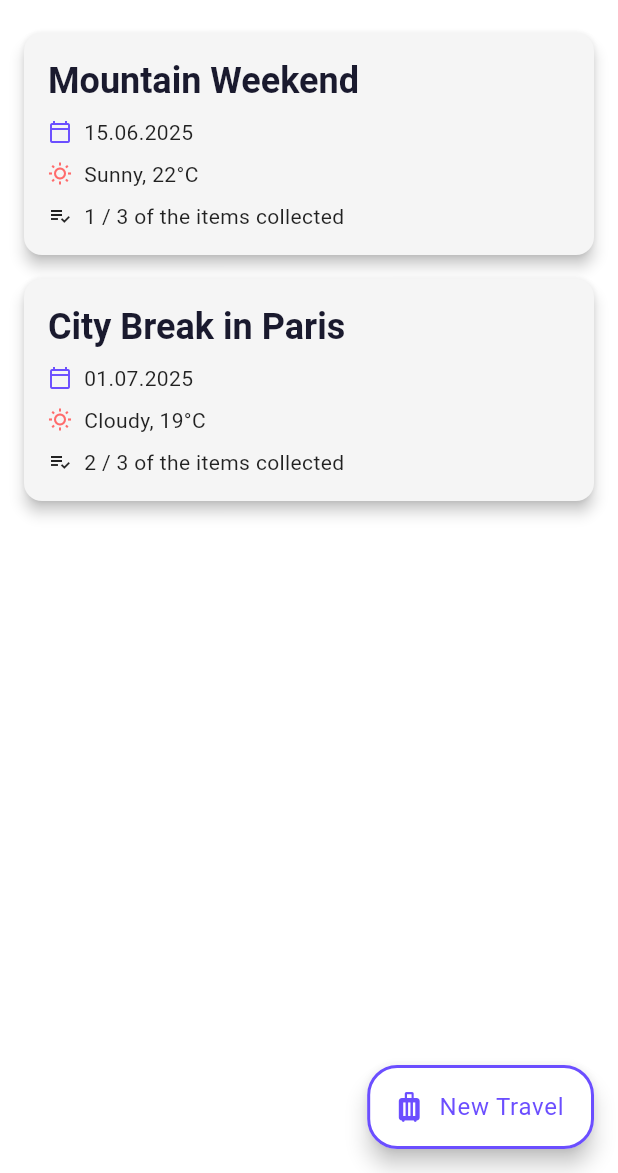
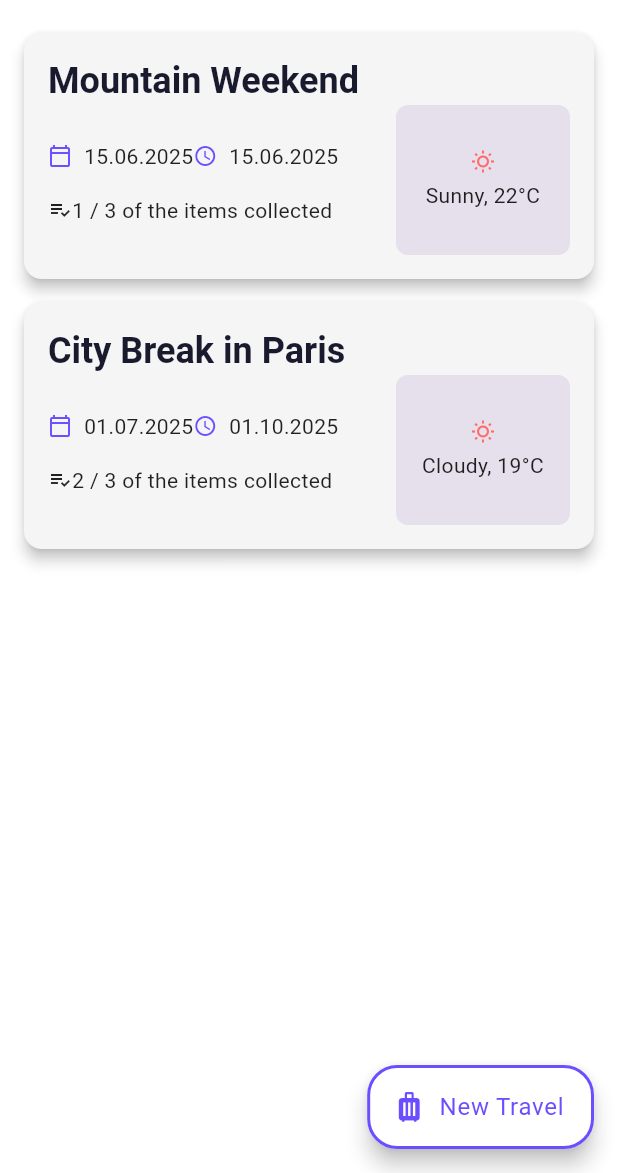
Before and after one commit to kroxon/trip_organizer, a Flutter app: the screen it shows once a user with an empty profile is signed in, on a phone screen of 412 x 824 dp, the part 63-1236 px from its top. Run offline on Flutter 3.47's test engine with Material 3 defaults, Android fonts, the phone set to English and light mode, and no system bars; our stand-ins replace firebase_auth, firebase_core, flutter_dotenv, flutter_riverpod, google_fonts, google_sign_in and 1 more; missing offline and left inert: google_places_autocomplete_text_field; accounts and stored records are empty; generated files the repository leaves out were written again.

Commit message:
Improved trip card
Added a weather container to the trip card. There will be soon
managed and displayed the weather of the trip.

```diff
--- a/lib/data/trips.dart
+++ b/lib/data/trips.dart
@@ -10,17 +10,25 @@ final List<Trip> sampleTrips = [
       ChecklistItem(name: 'Water bottle', isChecked: true),
       ChecklistItem(name: 'First aid kit', isChecked: false),
     ],
-    startDate: DateTime(2025, 6, 15),
     weather: 'Sunny, 22°C',
     tripPoints: [
       TripPoint(
-        place: 'Mountain trail hiking',
-        date: DateTime(2025, 6, 15, 9, 0),
+        tripPointLocation: TripPointLocation(
+          latitude: 45.1234,
+          longitude: -121.5678,
+          place: 'Mountain Trailhead',
+        ),
+        startDate: DateTime(2025, 6, 15, 9, 0),
         weather: 'Moderate difficulty trail, 4 hours',
       ),
       TripPoint(
-        place: 'Picnic lunch',
-        date: DateTime(2025, 6, 15, 13, 0),
+        tripPointLocation: TripPointLocation(
+          latitude: 45.1234,
+          longitude: -121.5678,
+          place: 'Scenic Viewpoint',
+        ),
+        startDate: DateTime(2025, 6, 15, 13, 0),
+        endDate: DateTime(2025, 6, 15, 14, 0),
         weather: 'Rest at viewpoint',
       ),
     ],
@@ -32,18 +40,36 @@ final List<Trip> sampleTrips = [
       ChecklistItem(name: 'Camera', isChecked: true),
       ChecklistItem(name: 'Travel adapter', isChecked: false),
     ],
-    startDate: DateTime(2025, 7, 1),
     weather: 'Cloudy, 19°C',
     tripPoints: [
       TripPoint(
-        place: 'Eiffel Tower visit',
-        date: DateTime(2025, 7, 1, 10, 0),
+        tripPointLocation: TripPointLocation(
+          latitude: 48.8566,
+          longitude: 2.3522,
+          place: 'Eiffel Tower',
+        ),
+        startDate: DateTime(2025, 7, 1, 10, 0),
+        endDate: DateTime(2025, 7, 1, 12, 0),
         weather: 'Book tickets in advance',
       ),
       TripPoint(
-        place: 'Louvre Museum',
-        date: DateTime(2025, 7, 1, 14, 0),
+        tripPointLocation: TripPointLocation(
+          latitude: 48.8566,
+          longitude: 2.3522,
+          place: 'Louvre Museum',
+        ),
+        startDate: DateTime(2025, 7, 1, 14, 0),
         weather: 'Guided tour',
+      ),
+      TripPoint(
+        tripPointLocation: TripPointLocation(
+          latitude: 48.8566,
+          longitude: 2.3522,
+          place: 'Notre-Dame Cathedral',
+        ),
+        startDate: DateTime(2025, 7, 1, 16, 0),
+        endDate: DateTime(2025, 10, 1, 17, 0),
+        weather: 'Explore the area',
       ),
     ],
   ),
--- a/lib/models/trip.dart
+++ b/lib/models/trip.dart
@@ -4,14 +4,13 @@ import 'package:trip_organizer/models/trip_point.dart';
 class Trip {
   final String title;
   final List<ChecklistItem> checklist;
-  final DateTime startDate;
   final String? weather;
   final List<TripPoint> tripPoints;
+  bool archived = false;
 
   Trip({
     required this.title,
     required this.checklist,
-    required this.startDate,
     this.weather,
     required this.tripPoints,
   });
@@ -20,4 +19,9 @@ class Trip {
   int get completedChecklistItems =>
       checklist.where((item) => item.isChecked).length;
   int get totalChecklistItems => checklist.length;
+  DateTime get startDate => tripPoints.first.startDate;
+  DateTime? get endDate => tripPoints.last.endDate;
+  void archiveTripToggle() {
+    archived = !archived;
+  }
 }
--- a/lib/models/trip_point.dart
+++ b/lib/models/trip_point.dart
@@ -1,6 +1,19 @@
+class TripPointLocation {
+  const TripPointLocation({
+    required this.latitude,
+    required this.longitude,
+    required this.place,
+  });
+
+  final double latitude;
+  final double longitude;
+  final String place;
+}
+
 class TripPoint {
-  final String place;
-  final DateTime date;
+  final TripPointLocation tripPointLocation;
+  final DateTime startDate;
+  final DateTime? endDate;
   final List<String>? ticketUrls;
   final String? notes;
   final String? googleMapsUrl;
@@ -8,8 +21,9 @@ class TripPoint {
   final String? weather;
 
   TripPoint({
-    required this.place,
-    required this.date,
+    required this.tripPointLocation,
+    required this.startDate,
+    this.endDate,
     this.ticketUrls,
     this.notes,
     this.googleMapsUrl,
--- a/lib/screens/point_of_trip.dart
+++ b/lib/screens/point_of_trip.dart
@@ -31,7 +31,8 @@ class _PointOfTripScreenState extends State<PointOfTripScreen> {
   Widget build(BuildContext context) {
     return Scaffold(
       appBar: AppBar(
-        title: Text(widget.tripPoint?.place ?? 'New Point of Trip'),
+        title: Text(
+            widget.tripPoint?.tripPointLocation.place ?? 'New Point of Trip'),
         actions: [
           IconButton(
             icon: Icon(_isEditing ? Icons.check : Icons.edit),
--- a/lib/screens/trip.dart
+++ b/lib/screens/trip.dart
@@ -19,7 +19,7 @@ class _TripScreenState extends State<TripScreen> {
   Widget build(BuildContext context) {
     return Scaffold(
       appBar: AppBar(
-        title: const Text('Trip Details'),
+        title: Text(widget.trip != null ? widget.trip!.title : 'New Trip'),
       ),
       body: Center(
         child: ListView.builder(
--- a/lib/widgets/trip_card.dart
+++ b/lib/widgets/trip_card.dart
@@ -16,7 +16,10 @@ class TripCard extends StatelessWidget {
   Widget build(BuildContext context) {
     final theme = Theme.of(context);
     final colorScheme = theme.colorScheme;
-    final formattedDate = DateFormat('dd.MM.yyyy').format(trip.startDate);
+
+    String formatterDate(DateTime date) {
+      return DateFormat('dd.MM.yyyy').format(date);
+    }
 
     return Card(
       elevation: 4.0,
@@ -37,51 +40,99 @@ class TripCard extends StatelessWidget {
                 maxLines: 1,
                 overflow: TextOverflow.ellipsis,
               ),
-              const SizedBox(height: 8.0),
+              SizedBox(
+                height: 100,
+                child: Row(
+                  children: [
+                    Expanded(
+                        flex: 2,
+                        child: Padding(
+                          padding: const EdgeInsets.only(right: 40.0),
+                          child: Column(
+                            children: [
+                              const SizedBox(height: 24.0),
                               Row(
                                 children: [
                                   Icon(Icons.calendar_today_outlined,
                                       color: colorScheme.primary, size: 16.0),
                                   const SizedBox(width: 8.0),
                                   Text(
-                    formattedDate,
+                                    formatterDate(trip.startDate),
+                                    style: theme.textTheme.bodyMedium?.copyWith(
+                                        color: colorScheme.onSurfaceVariant),
+                                  ),
+                                  if (trip.endDate != null) ...[
+                                    const Spacer(),
+                                    Icon(Icons.access_time_outlined,
+                                        color: colorScheme.primary, size: 16.0),
+                                    const SizedBox(width: 8.0),
+                                    Text(
+                                      formatterDate(trip.endDate!),
                                       style: theme.textTheme.bodyMedium
-                        ?.copyWith(color: colorScheme.onSurfaceVariant),
+                                          ?.copyWith(
+                                              color:
+                                                  colorScheme.onSurfaceVariant),
                                     ),
                                   ],
-              ),
-              const SizedBox(height: 8.0),
-              Row(
-                children: [
-                  Icon(Icons.wb_sunny_outlined,
-                      color: colorScheme.tertiary, size: 16.0),
-                  const SizedBox(width: 8.0),
-                  Text(
-                    trip.weather ?? 'Unknown',
-                    style: theme.textTheme.bodyMedium
-                        ?.copyWith(color: colorScheme.onSurfaceVariant),
-                  ),
                                 ],
                               ),
-              const SizedBox(height: 8.0),
+                              SizedBox(
+                                height: 16.0,
+                              ),
                               Row(
                                 children: [
                                   Icon(
-                    trip.completedChecklistItems == trip.totalChecklistItems
+                                    trip.completedChecklistItems ==
+                                            trip.totalChecklistItems
                                         ? Icons.check_circle_outline
                                         : Icons.playlist_add_check_outlined,
-                    color: trip.completedChecklistItems == trip.totalChecklistItems
+                                    color: trip.completedChecklistItems ==
+                                            trip.totalChecklistItems
                                         ? colorScheme.secondary
                                         : colorScheme.onSurfaceVariant,
                                     size: 16.0,
                                   ),
-                  const SizedBox(width: 8.0),
                                   Text(
                                     '${trip.completedChecklistItems} / ${trip.totalChecklistItems} of the items collected',
-                    style: theme.textTheme.bodyMedium
-                        ?.copyWith(color: colorScheme.onSurfaceVariant),
+                                    style: theme.textTheme.bodyMedium?.copyWith(
+                                        color: colorScheme.onSurfaceVariant),
                                   ),
                                 ],
+                              ),
+                            ],
+                          ),
+                        )),
+                    Expanded(
+                      flex: 1,
+                      child: Container(
+                        decoration: BoxDecoration(
+                          color: colorScheme.surfaceVariant,
+                          borderRadius: BorderRadius.circular(8.0),
+                        ),
+                        padding: const EdgeInsets.symmetric(vertical: 8.0),
+                        child: Column(
+                          mainAxisAlignment: MainAxisAlignment.center,
+                          children: [
+                            Icon(
+                              Icons.wb_sunny_outlined,
+                              color: colorScheme.tertiary,
+                              size: 16.0,
+                            ),
+                            const SizedBox(
+                                height: 4.0), // Changed from width to height
+                            Text(
+                              trip.weather ?? 'Unknown',
+                              style: theme.textTheme.bodyMedium?.copyWith(
+                                color: colorScheme.onSurfaceVariant,
+                              ),
+                              textAlign: TextAlign.center,
+                            ),
+                          ],
+                        ),
+                      ),
+                    )
+                  ],
+                ),
               ),
             ],
           ),
--- a/lib/widgets/trip_point_card.dart
+++ b/lib/widgets/trip_point_card.dart
@@ -26,7 +26,7 @@ class TripPointCard extends StatelessWidget {
             crossAxisAlignment: CrossAxisAlignment.start,
             children: [
               Text(
-                tripPoint.place,
+                tripPoint.tripPointLocation.place,
                 style: Theme.of(context).textTheme.headlineSmall?.copyWith(
                       fontWeight: FontWeight.bold,
                       color: Theme.of(context).colorScheme.onSurface,
```
Lines whose indentation alone changed are shown as unchanged.
